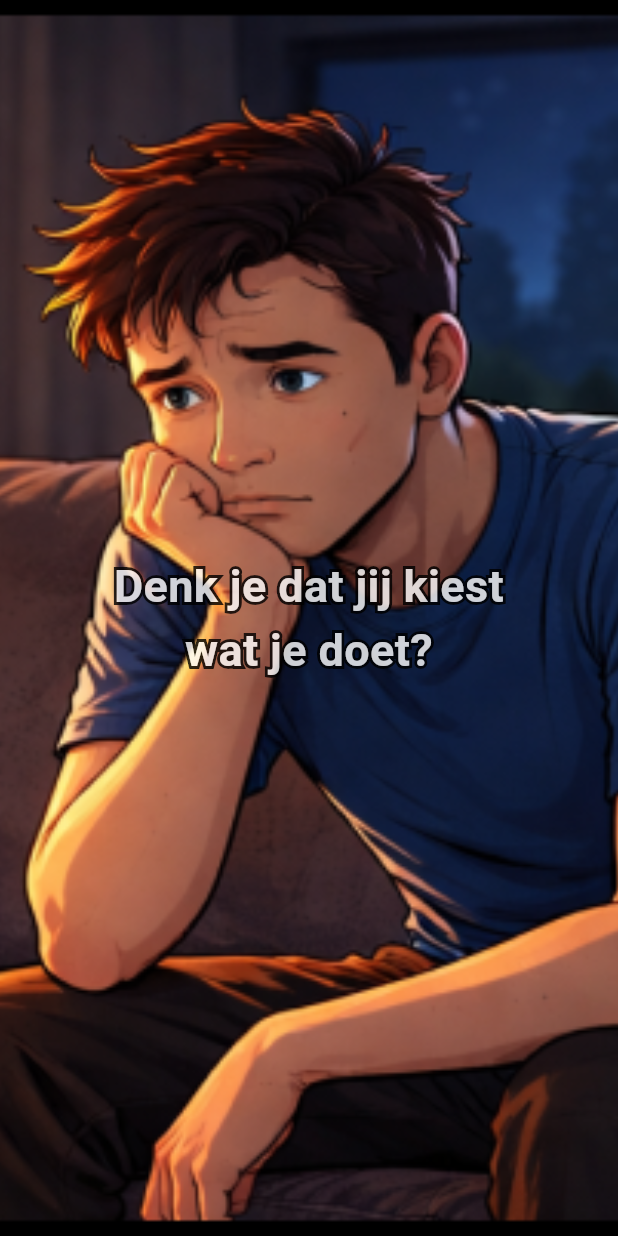
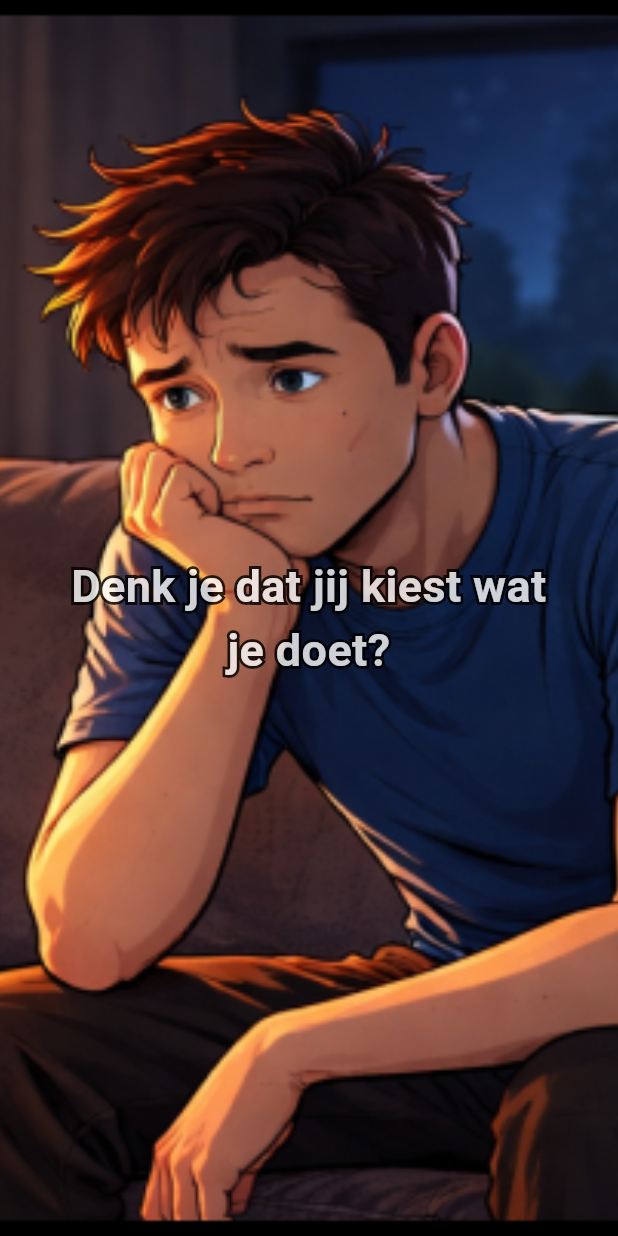
Before and after one commit to SabriAz/evolutionaire_psychologie, a Flutter app: the IntroScreen screen opened directly, on a phone screen of 412 x 824 dp. Run offline on Flutter 3.47's test engine with Material 3 defaults, Android fonts, the phone set to English and light mode, and no system bars; our stand-ins replace cloud_firestore, firebase_core, video_player; accounts and stored records are empty.

Commit message:
chore: Changed text

```diff
--- a/lib/screens/introScreen.dart
+++ b/lib/screens/introScreen.dart
@@ -251,7 +251,7 @@ class _IntroScreenState extends State<IntroScreen> with TickerProviderStateMixin
         child: Padding(
           padding: const EdgeInsets.symmetric(horizontal: 40),
           child: _outlinedText(
-            "Denk je dat jij kiest\nwat je doet?",
+            "Denk je dat jij kiest wat je doet?",
             30,
           ),
         ),
```
